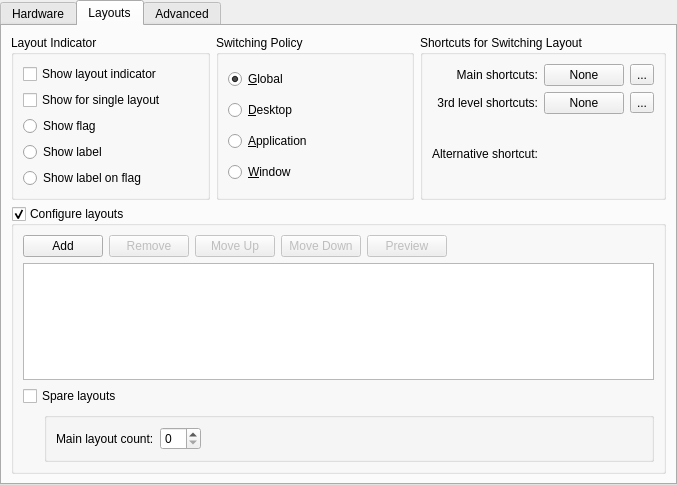
This is kcms/keyboard/kcm_keyboard.ui in Sonic-DE/sonic-desktop-interface as Qt 5 draws it before an edit. The edited form follows.
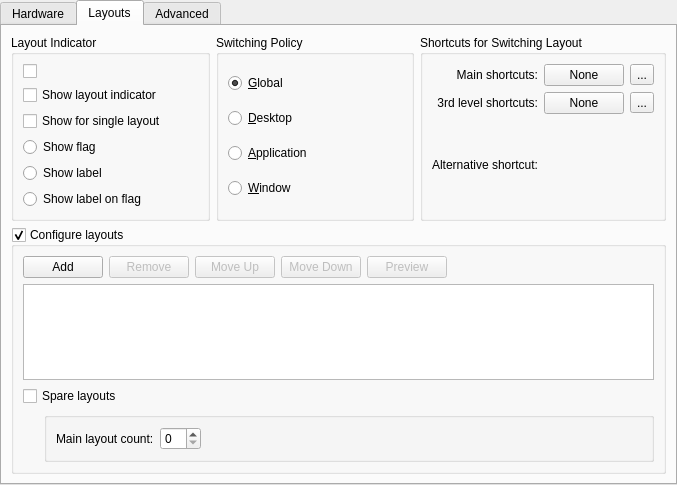
This is the edited form. Custom widgets are drawn as their Qt base class.

Commit message:
feat: add option to disable OSD on keyboard layout change
Existing ability to disable OSD globally seems is not enough.
People see OSD on keyboard layout change especially annoying.
So provide the fine grained option.

Counterpart commit with the same title is in P-W

FEATURE: 426450

```diff
--- a/kcms/keyboard/kcm_keyboard.ui
+++ b/kcms/keyboard/kcm_keyboard.ui
@@ -103,34 +103,37 @@
         </property>
         <layout class="QGridLayout" name="gridLayout_3">
          <item row="0" column="0">
+          <widget class="QCheckBox" name="showOSD_Chk"/>
+         </item>
+         <item row="1" column="0">
           <widget class="QCheckBox" name="showIndicatorChk">
            <property name="text">
             <string>Show layout indicator</string>
            </property>
           </widget>
          </item>
-         <item row="1" column="0">
+         <item row="2" column="0">
           <widget class="QCheckBox" name="showSingleChk">
            <property name="text">
             <string>Show for single layout</string>
            </property>
           </widget>
          </item>
-         <item row="2" column="0">
+         <item row="3" column="0">
           <widget class="QRadioButton" name="showFlagRadioBtn">
            <property name="text">
             <string>Show flag</string>
            </property>
           </widget>
          </item>
-         <item row="3" column="0">
+         <item row="4" column="0">
           <widget class="QRadioButton" name="showLabelRadioBtn">
            <property name="text">
             <string>Show label</string>
            </property>
           </widget>
          </item>
-         <item row="4" column="0">
+         <item row="5" column="0">
           <widget class="QRadioButton" name="showLabelOnFlagRadioBtn">
            <property name="text">
             <string>Show label on flag</string>
```
The commit also changes 7 other files.
